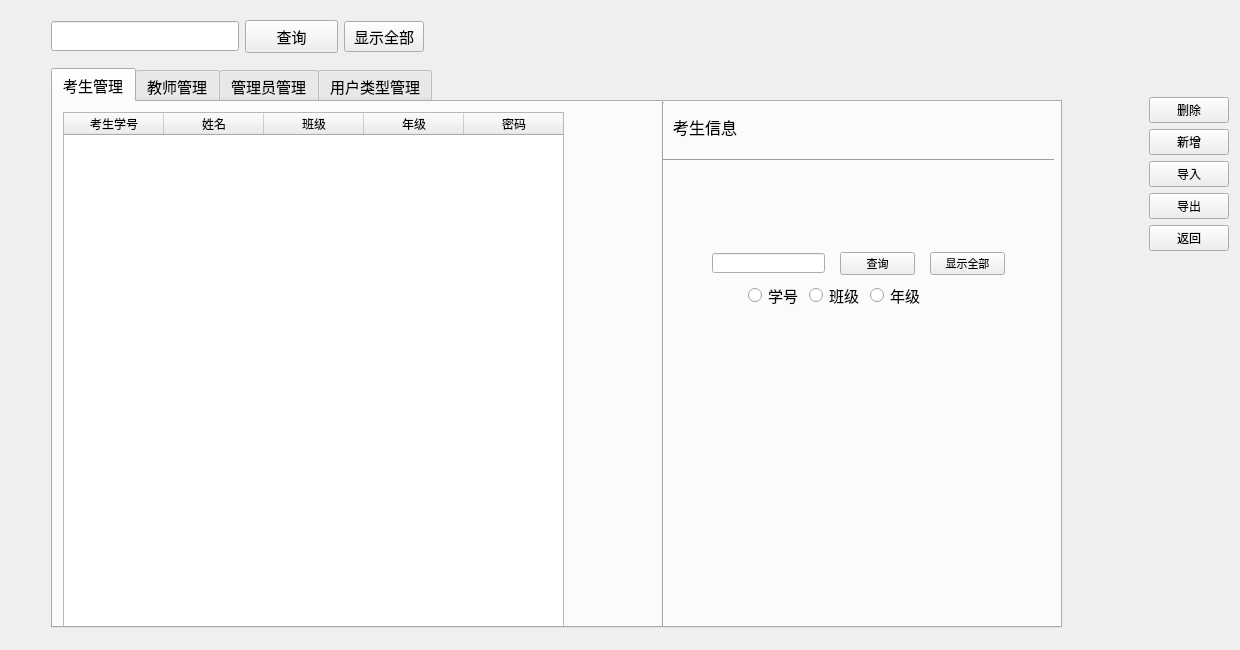
This is server/membermanage.ui in AlanForeverAi/Exams as Qt 5 draws it before an edit. The edited form follows.
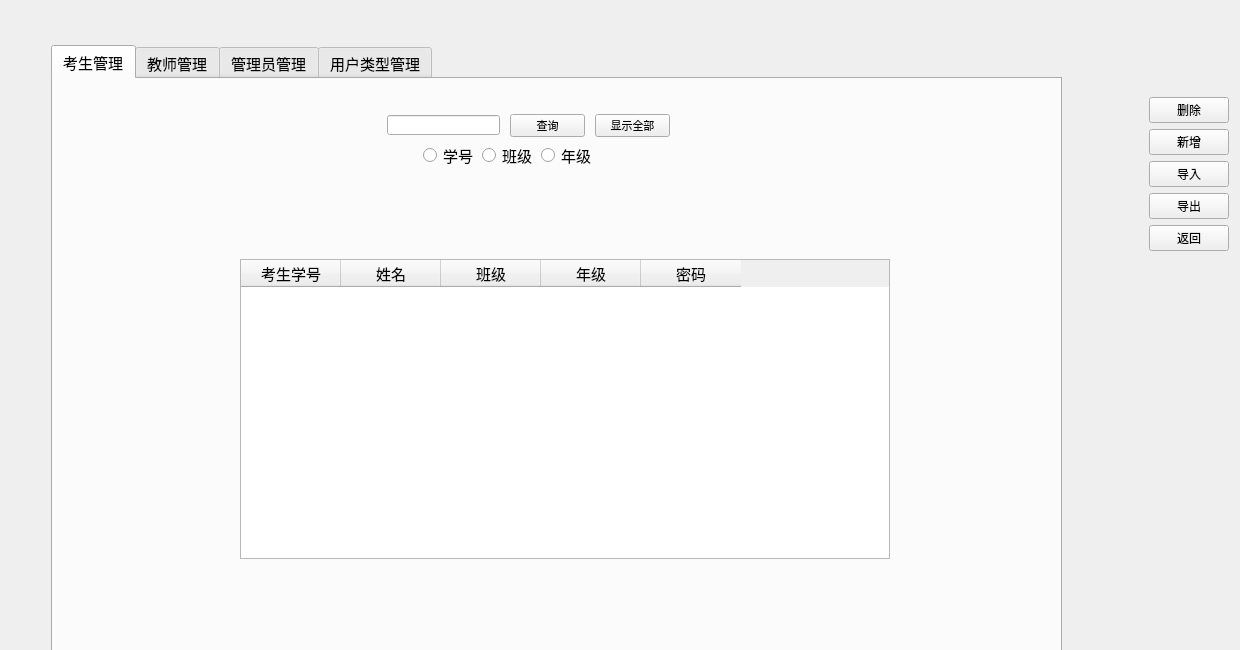
This is the edited form. The open tabs and pages were chosen to show the change.

Patch:
```diff
--- a/server/membermanage.ui
+++ b/server/membermanage.ui
@@ -47,78 +47,6 @@
    </item>
    <item row="0" column="1">
     <layout class="QVBoxLayout" name="verticalLayout_2">
-     <item>
-      <layout class="QHBoxLayout" name="horizontalLayout_21">
-       <item>
-        <layout class="QHBoxLayout" name="horizontalLayout">
-         <item>
-          <widget class="QLineEdit" name="lineEdit_search">
-           <property name="sizePolicy">
-            <sizepolicy hsizetype="Fixed" vsizetype="Fixed">
-             <horstretch>0</horstretch>
-             <verstretch>0</verstretch>
-            </sizepolicy>
-           </property>
-           <property name="minimumSize">
-            <size>
-             <width>188</width>
-             <height>30</height>
-            </size>
-           </property>
-           <property name="maximumSize">
-            <size>
-             <width>188</width>
-             <height>30</height>
-            </size>
-           </property>
-           <property name="text">
-            <string/>
-           </property>
-          </widget>
-         </item>
-         <item>
-          <widget class="QPushButton" name="pushButton_search">
-           <property name="minimumSize">
-            <size>
-             <width>93</width>
-             <height>33</height>
-            </size>
-           </property>
-           <property name="maximumSize">
-            <size>
-             <width>93</width>
-             <height>16777215</height>
-            </size>
-           </property>
-           <property name="text">
-            <string>查询</string>
-           </property>
-          </widget>
-         </item>
-        </layout>
-       </item>
-       <item>
-        <widget class="QPushButton" name="pushButton_all">
-         <property name="text">
-          <string>显示全部</string>
-         </property>
-        </widget>
-       </item>
-       <item>
-        <spacer name="horizontalSpacer_4">
-         <property name="orientation">
-          <enum>Qt::Horizontal</enum>
-         </property>
-         <property name="sizeHint" stdset="0">
-          <size>
-           <width>18</width>
-           <height>20</height>
-          </size>
-         </property>
-        </spacer>
-       </item>
-      </layout>
-     </item>
      <item>
       <widget class="QTabWidget" name="tabWidget">
        <property name="sizePolicy">
@@ -130,7 +58,7 @@
        <property name="minimumSize">
         <size>
          <width>1011</width>
-         <height>560</height>
+         <height>650</height>
         </size>
        </property>
        <property name="maximumSize">
@@ -152,184 +80,318 @@
         <attribute name="title">
          <string>考生管理</string>
         </attribute>
-        <widget class="QTableWidget" name="tableWidget_Student">
+        <widget class="QWidget" name="">
          <property name="geometry">
           <rect>
            <x>10</x>
-           <y>10</y>
-           <width>501</width>
-           <height>541</height>
+           <y>30</y>
+           <width>931</width>
+           <height>63</height>
           </rect>
          </property>
-         <property name="sizePolicy">
-          <sizepolicy hsizetype="Fixed" vsizetype="Fixed">
-           <horstretch>0</horstretch>
-           <verstretch>0</verstretch>
-          </sizepolicy>
-         </property>
-         <property name="dragEnabled">
-          <bool>true</bool>
-         </property>
-         <property name="dragDropMode">
-          <enum>QAbstractItemView::NoDragDrop</enum>
-         </property>
-         <property name="textElideMode">
-          <enum>Qt::ElideLeft</enum>
-         </property>
-         <property name="sortingEnabled">
-          <bool>true</bool>
-         </property>
-         <column>
-          <property name="text">
-           <string>考生学号</string>
-          </property>
-         </column>
-         <column>
-          <property name="text">
-           <string>姓名</string>
-          </property>
-         </column>
-         <column>
-          <property name="text">
-           <string>班级</string>
-          </property>
-         </column>
-         <column>
-          <property name="text">
-           <string>年级</string>
-          </property>
-         </column>
-         <column>
-          <property name="text">
-           <string>密码</string>
-          </property>
-         </column>
-        </widget>
-        <widget class="Line" name="line_2">
-         <property name="geometry">
-          <rect>
-           <x>600</x>
-           <y>0</y>
-           <width>20</width>
-           <height>531</height>
-          </rect>
-         </property>
-         <property name="orientation">
-          <enum>Qt::Vertical</enum>
-         </property>
-        </widget>
-        <widget class="Line" name="line_7">
-         <property name="geometry">
-          <rect>
-           <x>610</x>
-           <y>50</y>
-           <width>391</width>
-           <height>16</height>
-          </rect>
-         </property>
-         <property name="orientation">
-          <enum>Qt::Horizontal</enum>
-         </property>
-        </widget>
-        <widget class="QLabel" name="label_8">
-         <property name="geometry">
-          <rect>
-           <x>620</x>
-           <y>10</y>
-           <width>81</width>
-           <height>31</height>
-          </rect>
-         </property>
-         <property name="text">
-          <string>&lt;!DOCTYPE HTML PUBLIC &quot;-//W3C//DTD HTML 4.0//EN&quot; &quot;http://www.w3.org/TR/REC-html40/strict.dtd&quot;&gt;
-&lt;html&gt;&lt;head&gt;&lt;meta name=&quot;qrichtext&quot; content=&quot;1&quot; /&gt;&lt;style type=&quot;text/css&quot;&gt;
-p, li { white-space: pre-wrap; }
-&lt;/style&gt;&lt;/head&gt;&lt;body style=&quot; font-family:'微软雅黑'; font-size:11pt; font-weight:400; font-style:normal;&quot;&gt;
-&lt;p style=&quot; margin-top:0px; margin-bottom:0px; margin-left:0px; margin-right:0px; -qt-block-indent:0; text-indent:0px;&quot;&gt;&lt;span style=&quot; font-family:'宋体'; font-size:12pt;&quot;&gt;考生信息&lt;/span&gt;&lt;/p&gt;&lt;/body&gt;&lt;/html&gt;</string>
-         </property>
-        </widget>
-        <widget class="QWidget" name="">
-         <property name="geometry">
-          <rect>
-           <x>650</x>
-           <y>150</y>
-           <width>313</width>
-           <height>59</height>
-          </rect>
-         </property>
-         <layout class="QVBoxLayout" name="verticalLayout_3">
+         <layout class="QHBoxLayout" name="horizontalLayout">
           <item>
-           <layout class="QHBoxLayout" name="horizontalLayout_2">
-            <item>
-             <widget class="QLineEdit" name="lineEdit_student">
-              <property name="minimumSize">
-               <size>
-                <width>113</width>
-                <height>20</height>
-               </size>
+           <spacer name="horizontalSpacer_21">
+            <property name="orientation">
+             <enum>Qt::Horizontal</enum>
+            </property>
+            <property name="sizeHint" stdset="0">
+             <size>
+              <width>40</width>
+              <height>20</height>
+             </size>
+            </property>
+           </spacer>
+          </item>
+          <item>
+           <layout class="QGridLayout" name="gridLayout_2">
+            <property name="sizeConstraint">
+             <enum>QLayout::SetFixedSize</enum>
+            </property>
+            <item row="0" column="0">
+             <spacer name="horizontalSpacer_17">
+              <property name="orientation">
+               <enum>Qt::Horizontal</enum>
               </property>
-              <property name="maximumSize">
+              <property name="sizeHint" stdset="0">
                <size>
-                <width>113</width>
+                <width>40</width>
                 <height>20</height>
                </size>
               </property>
-             </widget>
+             </spacer>
             </item>
-            <item>
-             <widget class="QPushButton" name="search_student">
-              <property name="minimumSize">
-               <size>
-                <width>75</width>
-                <height>23</height>
-               </size>
+            <item row="0" column="1">
+             <layout class="QVBoxLayout" name="verticalLayout_3">
+              <property name="sizeConstraint">
+               <enum>QLayout::SetFixedSize</enum>
               </property>
-              <property name="maximumSize">
-               <size>
-                <width>75</width>
-                <height>23</height>
-               </size>
-              </property>
-              <property name="font">
-               <font>
-                <pointsize>8</pointsize>
-               </font>
-              </property>
-              <property name="text">
-               <string>查询</string>
-              </property>
-             </widget>
+              <item>
+               <layout class="QHBoxLayout" name="horizontalLayout_2">
+                <property name="sizeConstraint">
+                 <enum>QLayout::SetFixedSize</enum>
+                </property>
+                <item>
+                 <widget class="QLineEdit" name="lineEdit_student">
+                  <property name="minimumSize">
+                   <size>
+                    <width>113</width>
+                    <height>20</height>
+                   </size>
+                  </property>
+                  <property name="maximumSize">
+                   <size>
+                    <width>113</width>
+                    <height>20</height>
+                   </size>
+                  </property>
+                 </widget>
+                </item>
+                <item>
+                 <widget class="QPushButton" name="search_student">
+                  <property name="sizePolicy">
+                   <sizepolicy hsizetype="Fixed" vsizetype="Fixed">
+                    <horstretch>0</horstretch>
+                    <verstretch>0</verstretch>
+                   </sizepolicy>
+                  </property>
+                  <property name="minimumSize">
+                   <size>
+                    <width>75</width>
+                    <height>23</height>
+                   </size>
+                  </property>
+                  <property name="maximumSize">
+                   <size>
+                    <width>75</width>
+                    <height>23</height>
+                   </size>
+                  </property>
+                  <property name="font">
+                   <font>
+                    <pointsize>8</pointsize>
+                   </font>
+                  </property>
+                  <property name="text">
+                   <string>查询</string>
+                  </property>
+                 </widget>
+                </item>
+                <item>
+                 <widget class="QPushButton" name="all_student">
+                  <property name="sizePolicy">
+                   <sizepolicy hsizetype="Fixed" vsizetype="Fixed">
+                    <horstretch>0</horstretch>
+                    <verstretch>0</verstretch>
+                   </sizepolicy>
+                  </property>
+                  <property name="minimumSize">
+                   <size>
+                    <width>75</width>
+                    <height>23</height>
+                   </size>
+                  </property>
+                  <property name="maximumSize">
+                   <size>
+                    <width>75</width>
+                    <height>23</height>
+                   </size>
+                  </property>
+                  <property name="font">
+                   <font>
+                    <pointsize>8</pointsize>
+                   </font>
+                  </property>
+                  <property name="text">
+                   <string>显示全部</string>
+                  </property>
+                 </widget>
+                </item>
+               </layout>
+              </item>
+              <item>
+               <layout class="QHBoxLayout" name="horizontalLayout_3">
+                <property name="sizeConstraint">
+                 <enum>QLayout::SetFixedSize</enum>
+                </property>
+                <item>
+                 <spacer name="horizontalSpacer_6">
+                  <property name="orientation">
+                   <enum>Qt::Horizontal</enum>
+                  </property>
+                  <property name="sizeHint" stdset="0">
+                   <size>
+                    <width>40</width>
+                    <height>20</height>
+                   </size>
+                  </property>
+                 </spacer>
+                </item>
+                <item>
+                 <widget class="QRadioButton" name="radioButton_studentid">
+                  <property name="sizePolicy">
+                   <sizepolicy hsizetype="Fixed" vsizetype="Fixed">
+                    <horstretch>0</horstretch>
+                    <verstretch>0</verstretch>
+                   </sizepolicy>
+                  </property>
+                  <property name="minimumSize">
+                   <size>
+                    <width>53</width>
+                    <height>24</height>
+                   </size>
+                  </property>
+                  <property name="maximumSize">
+                   <size>
+                    <width>53</width>
+                    <height>24</height>
+                   </size>
+                  </property>
+                  <property name="text">
+                   <string>学号</string>
+                  </property>
+                 </widget>
+                </item>
+                <item>
+                 <widget class="QRadioButton" name="radioButton_class">
+                  <property name="sizePolicy">
+                   <sizepolicy hsizetype="Fixed" vsizetype="Fixed">
+                    <horstretch>0</horstretch>
+                    <verstretch>0</verstretch>
+                   </sizepolicy>
+                  </property>
+                  <property name="minimumSize">
+                   <size>
+                    <width>53</width>
+                    <height>24</height>
+                   </size>
+                  </property>
+                  <property name="maximumSize">
+                   <size>
+                    <width>53</width>
+                    <height>24</height>
+                   </size>
+                  </property>
+                  <property name="text">
+                   <string>班级</string>
+                  </property>
+                 </widget>
+                </item>
+                <item>
+                 <widget class="QRadioButton" name="radioButton_grade">
+                  <property name="sizePolicy">
+                   <sizepolicy hsizetype="Fixed" vsizetype="Fixed">
+                    <horstretch>0</horstretch>
+                    <verstretch>0</verstretch>
+                   </sizepolicy>
+                  </property>
+                  <property name="minimumSize">
+                   <size>
+                    <width>53</width>
+                    <height>24</height>
+                   </size>
+                  </property>
+                  <property name="maximumSize">
+                   <size>
+                    <width>53</width>
+                    <height>24</height>
+                   </size>
+                  </property>
+                  <property name="text">
+                   <string>年级</string>
+                  </property>
+                 </widget>
+                </item>
+                <item>
+                 <spacer name="horizontalSpacer_7">
+                  <property name="orientation">
+                   <enum>Qt::Horizontal</enum>
+                  </property>
+                  <property name="sizeHint" stdset="0">
+                   <size>
+                    <width>40</width>
+                    <height>20</height>
+                   </size>
+                  </property>
+                 </spacer>
+                </item>
+                <item>
+                 <spacer name="horizontalSpacer_5">
+                  <property name="orientation">
+                   <enum>Qt::Horizontal</enum>
+                  </property>
+                  <property name="sizeHint" stdset="0">
+                   <size>
+                    <width>40</width>
+                    <height>20</height>
+                   </size>
+                  </property>
+                 </spacer>
+                </item>
+               </layout>
+              </item>
+             </layout>
             </item>
-            <item>
-             <widget class="QPushButton" name="all_student">
-              <property name="minimumSize">
-               <size>
-                <width>75</width>
-                <height>23</height>
-               </size>
+            <item row="0" column="2">
+             <spacer name="horizontalSpacer_18">
+              <property name="orientation">
+               <enum>Qt::Horizontal</enum>
               </property>
-              <property name="maximumSize">
+              <property name="sizeHint" stdset="0">
                <size>
-                <width>75</width>
-                <height>23</height>
+                <width>40</width>
+                <height>20</height>
                </size>
               </property>
-              <property name="font">
-               <font>
-                <pointsize>8</pointsize>
-               </font>
-              </property>
-              <property name="text">
-               <string>显示全部</string>
-              </property>
-             </widget>
+             </spacer>
             </item>
            </layout>
           </item>
           <item>
-           <layout class="QHBoxLayout" name="horizontalLayout_3">
-            <item>
-             <spacer name="horizontalSpacer_6">
+           <spacer name="horizontalSpacer_22">
+            <property name="orientation">
+             <enum>Qt::Horizontal</enum>
+            </property>
+            <property name="sizeHint" stdset="0">
+             <size>
+              <width>40</width>
+              <height>20</height>
+             </size>
+            </property>
+           </spacer>
+          </item>
+         </layout>
+        </widget>
+        <widget class="QWidget" name="">
+         <property name="geometry">
+          <rect>
+           <x>47</x>
+           <y>109</y>
+           <width>930</width>
+           <height>371</height>
+          </rect>
+         </property>
+         <layout class="QVBoxLayout" name="verticalLayout_6">
+          <item>
+           <spacer name="verticalSpacer_12">
+            <property name="orientation">
+             <enum>Qt::Vertical</enum>
+            </property>
+            <property name="sizeHint" stdset="0">
+             <size>
+              <width>20</width>
+              <height>40</height>
+             </size>
+            </property>
+           </spacer>
+          </item>
+          <item>
+           <layout class="QGridLayout" name="gridLayout_3">
+            <property name="sizeConstraint">
+             <enum>QLayout::SetFixedSize</enum>
+            </property>
+            <item row="0" column="2">
+             <spacer name="horizontalSpacer_19">
               <property name="orientation">
                <enum>Qt::Horizontal</enum>
               </property>
@@ -341,47 +403,93 @@
               </property>
              </spacer>
             </item>
-            <item>
-             <widget class="QRadioButton" name="radioButton_studentid">
+            <item row="0" column="3" rowspan="2">
+             <widget class="QTableWidget" name="tableWidget_Student">
               <property name="sizePolicy">
                <sizepolicy hsizetype="Fixed" vsizetype="Fixed">
                 <horstretch>0</horstretch>
                 <verstretch>0</verstretch>
                </sizepolicy>
               </property>
-              <property name="text">
-               <string>学号</string>
+              <property name="minimumSize">
+               <size>
+                <width>650</width>
+                <height>300</height>
+               </size>
               </property>
+              <property name="maximumSize">
+               <size>
+                <width>650</width>
+                <height>300</height>
+               </size>
+              </property>
+              <property name="dragEnabled">
+               <bool>true</bool>
+              </property>
+              <property name="dragDropMode">
+               <enum>QAbstractItemView::NoDragDrop</enum>
+              </property>
+              <property name="textElideMode">
+               <enum>Qt::ElideLeft</enum>
+              </property>
+              <property name="sortingEnabled">
+               <bool>true</bool>
+              </property>
+              <column>
+               <property name="text">
+                <string>考生学号</string>
+               </property>
+              </column>
+              <column>
+               <property name="text">
+                <string>姓名</string>
+               </property>
+              </column>
+              <column>
+               <property name="text">
+                <string>班级</string>
+               </property>
+              </column>
+              <column>
+               <property name="text">
+                <string>年级</string>
+               </property>
+              </column>
+              <column>
+               <property name="text">
+                <string>密码</string>
+               </property>
+              </column>
              </widget>
             </item>
-            <item>
-             <widget class="QRadioButton" name="radioButton_class">
-              <property name="sizePolicy">
-               <sizepolicy hsizetype="Fixed" vsizetype="Fixed">
-                <horstretch>0</horstretch>
-                <verstretch>0</verstretch>
-               </sizepolicy>
+            <item row="0" column="5">
+             <spacer name="horizontalSpacer_20">
+              <property name="orientation">
+               <enum>Qt::Horizontal</enum>
               </property>
-              <property name="text">
-               <string>班级</string>
+              <property name="sizeHint" stdset="0">
+               <size>
+                <width>40</width>
+                <height>20</height>
+               </size>
               </property>
-             </widget>
+             </spacer>
             </item>
-            <item>
-             <widget class="QRadioButton" name="radioButton_grade">
-              <property name="sizePolicy">
-               <sizepolicy hsizetype="Fixed" vsizetype="Fixed">
-                <horstretch>0</horstretch>
-                <verstretch>0</verstretch>
-               </sizepolicy>
+            <item row="1" column="0">
+             <spacer name="horizontalSpacer_4">
+              <property name="orientation">
+               <enum>Qt::Horizontal</enum>
               </property>
-              <property name="text">
-               <string>年级</string>
+              <property name="sizeHint" stdset="0">
+               <size>
+                <width>40</width>
+                <height>20</height>
+               </size>
               </property>
-             </widget>
+             </spacer>
             </item>
-            <item>
-             <spacer name="horizontalSpacer_7">
+            <item row="1" column="1">
+             <spacer name="horizontalSpacer_14">
               <property name="orientation">
                <enum>Qt::Horizontal</enum>
               </property>
@@ -393,8 +501,21 @@
               </property>
              </spacer>
             </item>
-            <item>
-             <spacer name="horizontalSpacer_5">
+            <item row="1" column="4">
+             <spacer name="horizontalSpacer_16">
+              <property name="orientation">
+               <enum>Qt::Horizontal</enum>
+              </property>
+              <property name="sizeHint" stdset="0">
+               <size>
+                <width>40</width>
+                <height>20</height>
+               </size>
+              </property>
+             </spacer>
+            </item>
+            <item row="1" column="6">
+             <spacer name="horizontalSpacer_15">
               <property name="orientation">
                <enum>Qt::Horizontal</enum>
               </property>
```
Left out of the diff: 748 changed lines with no effect on the pictures.
